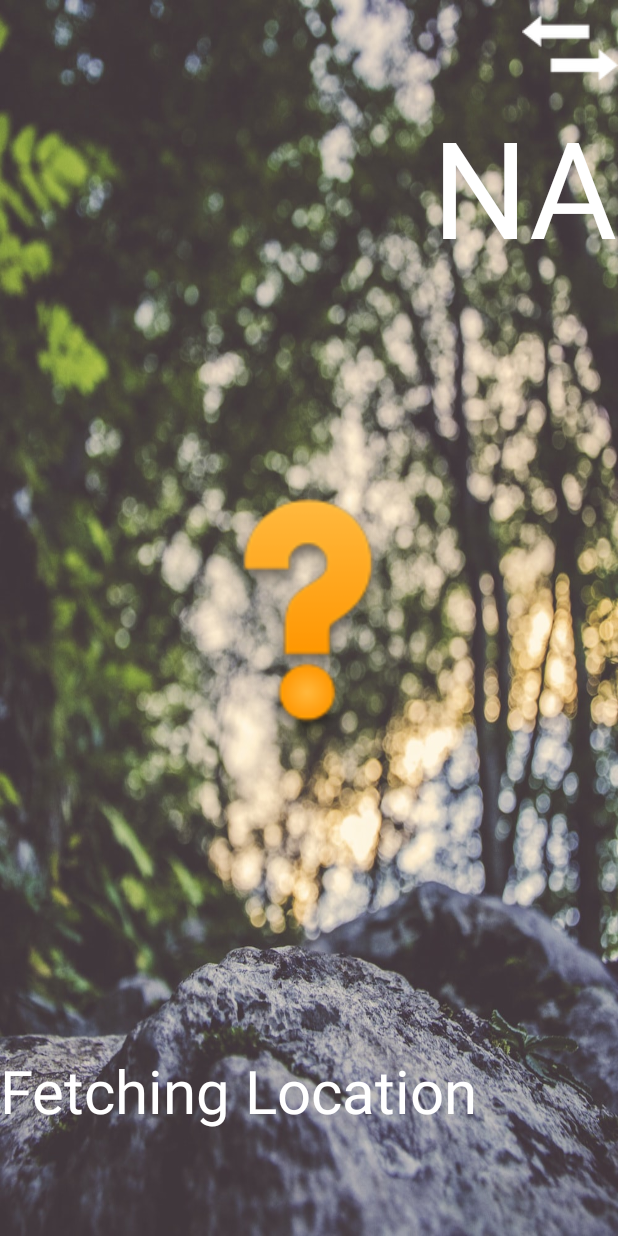
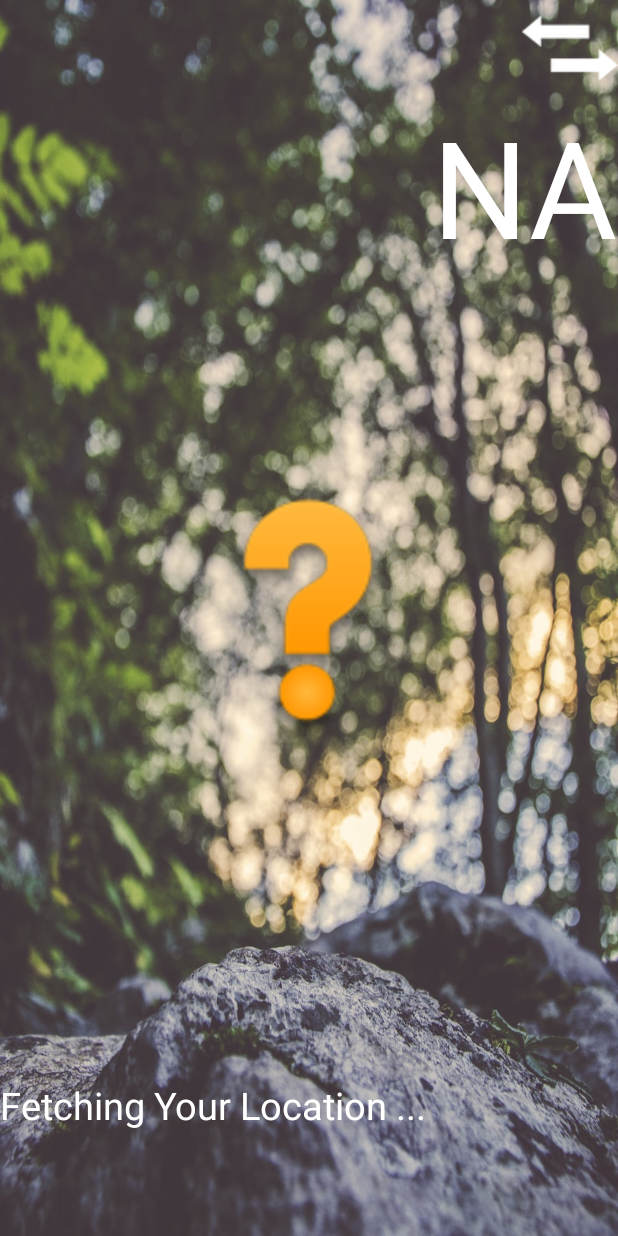
Before and after one commit to techchefsouho99/climate, an Android app: the screen it shows after launch (MainActivity), on a phone screen of 412 x 824 dp. Run offline under Robolectric (Android 15) with nearby library versions, the phone set to English and light mode, and no system bars.

Commit message:
banner textview added

```diff
--- a/app/src/main/AndroidManifest.xml
+++ b/app/src/main/AndroidManifest.xml
@@ -2,7 +2,7 @@
 <manifest xmlns:android="http://schemas.android.com/apk/res/android"
     package="com.example.climate">
 
-    <uses-permission android:name="android.permission.ACCESS_COARSE_LOCATION" />
+    <uses-permission android:name="android.permission.ACCESS_FINE_LOCATION"/>
 
     <application
         android:allowBackup="true"
--- a/app/src/main/java/com/example/climate/MainActivity.java
+++ b/app/src/main/java/com/example/climate/MainActivity.java
@@ -34,11 +34,12 @@ public class MainActivity extends AppCompatActivity implements LocationListener{
     protected void onCreate(Bundle savedInstanceState) {
         super.onCreate(savedInstanceState);
         setContentView(R.layout.activity_main);
-        mCityLabel=(TextView)findViewById(R.id.locationTV);
+        mCityLabel=(TextView)this.findViewById(R.id.locationTV);
+        mCityLabel.setSelected(true);
 
-        if (ContextCompat.checkSelfPermission(getApplicationContext(), android.Manifest.permission.ACCESS_FINE_LOCATION) != PackageManager.PERMISSION_GRANTED && ActivityCompat.checkSelfPermission(getApplicationContext(), android.Manifest.permission.ACCESS_COARSE_LOCATION) != PackageManager.PERMISSION_GRANTED) {
+        if (ContextCompat.checkSelfPermission(getApplicationContext(), android.Manifest.permission.ACCESS_FINE_LOCATION) != PackageManager.PERMISSION_GRANTED && ActivityCompat.checkSelfPermission(getApplicationContext(), Manifest.permission.ACCESS_FINE_LOCATION) != PackageManager.PERMISSION_GRANTED) {
 
-            ActivityCompat.requestPermissions(this, new String[]{android.Manifest.permission.ACCESS_FINE_LOCATION, android.Manifest.permission.ACCESS_COARSE_LOCATION}, 101);
+            ActivityCompat.requestPermissions(this, new String[]{android.Manifest.permission.ACCESS_FINE_LOCATION, Manifest.permission.ACCESS_FINE_LOCATION}, 101);
         }
 
     }
@@ -66,6 +67,7 @@ public class MainActivity extends AppCompatActivity implements LocationListener{
         Geocoder geocoder = new Geocoder(this, Locale.getDefault());
         List<Address> addresses = geocoder.getFromLocation(location.getLatitude(), location.getLongitude(), 1);
         mCityLabel.setText(addresses.get(0).getAddressLine(0));
+
         }
         catch(Exception e) {
             e.printStackTrace();
--- a/app/src/main/java/com/example/climate/SplashActivity.java
+++ b/app/src/main/java/com/example/climate/SplashActivity.java
@@ -19,6 +19,6 @@ public class SplashActivity extends Activity {
                 SplashActivity.this.startActivity(mainIntent);
                 SplashActivity.this.finish();
             }
-        },3000);
+        },1500);
     }
 }
--- a/app/src/main/res/layout/activity_main.xml
+++ b/app/src/main/res/layout/activity_main.xml
@@ -14,10 +14,13 @@
         android:text="@string/default_location"
         android:id="@+id/locationTV"
         android:textColor="@color/white"
-        android:textSize="40sp"
+        android:textSize="25sp"
+        android:singleLine="true"
+        android:ellipsize="marquee"
+        android:scrollHorizontally="true"
+        android:layout_centerHorizontal="true"
         android:layout_alignParentBottom="true"
         android:layout_alignParentLeft="true"
-        android:layout_alignParentStart="true"
         android:layout_marginBottom="70dp"/>
 
     <TextView
--- a/app/src/main/res/values/strings.xml
+++ b/app/src/main/res/values/strings.xml
@@ -1,7 +1,7 @@
 <resources>
     <string name="app_name">Clima</string>
     <string name="default_temp">NA</string>
-    <string name="default_location">Fetching Location</string>
+    <string name="default_location">Fetching Your Location ...</string>
     <string name="title_activity_main2">Main2Activity</string>
     <string name="tab_text_1">Tab 1</string>
     <string name="tab_text_2">Tab 2</string>
```
